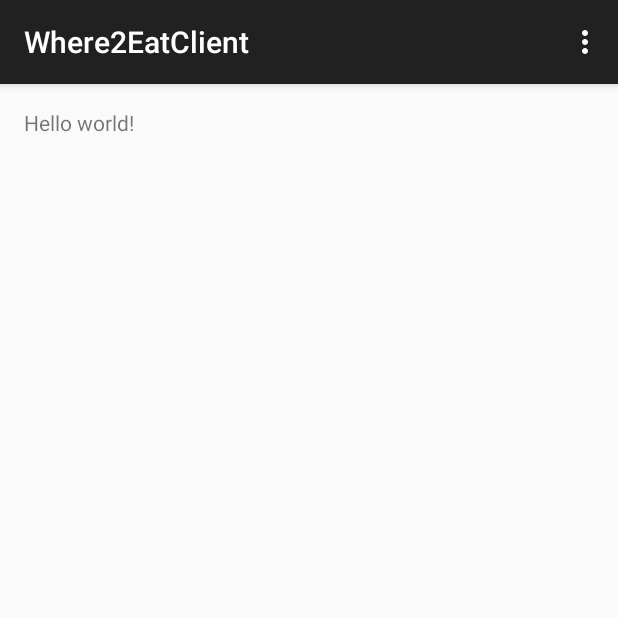
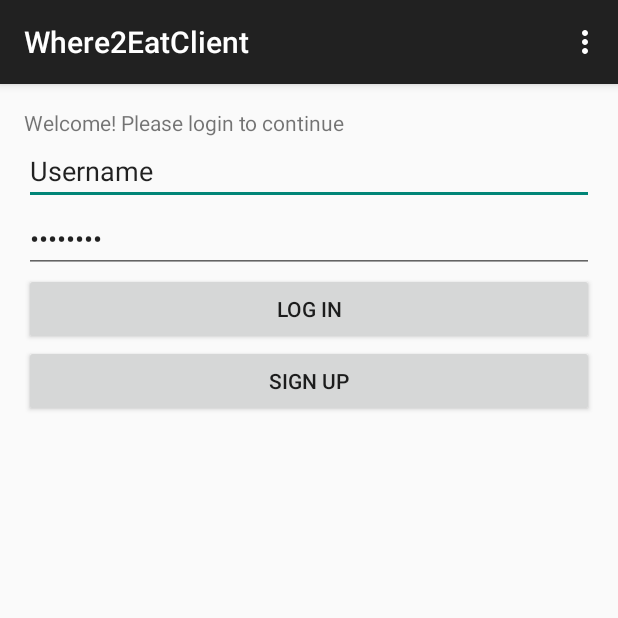
Before and after one commit to Grujah/Where2EatClient, an Android app: the screen it shows after launch (LoginActivity), on a phone screen of 412 x 824 dp, the top half of it. Run offline under Robolectric (Android 15) with nearby library versions, the phone set to English and light mode, and no system bars; 1 statement that could not run was skipped.

Commit message:
login dopola uradje, zajebava nesto

```diff
--- a/app/src/main/AndroidManifest.xml
+++ b/app/src/main/AndroidManifest.xml
@@ -2,6 +2,9 @@
 <manifest xmlns:android="http://schemas.android.com/apk/res/android"
     package="com.example.nn.where2eatclient" >
 
+    <!-- To auto-complete the email text field in the login form with the user's emails -->
+
+    <uses-permission android:name="android.permission.INTERNET" />
     <application
         android:allowBackup="true"
         android:icon="@mipmap/ic_launcher"
@@ -12,7 +15,6 @@
             android:label="@string/app_name" >
             <intent-filter>
                 <action android:name="android.intent.action.MAIN" />
-
                 <category android:name="android.intent.category.LAUNCHER" />
             </intent-filter>
         </activity>
--- a/app/src/main/res/layout/activity_login.xml
+++ b/app/src/main/res/layout/activity_login.xml
@@ -5,7 +5,43 @@
     android:paddingTop="@dimen/activity_vertical_margin"
     android:paddingBottom="@dimen/activity_vertical_margin" tools:context=".LoginActivity">
 
-    <TextView android:text="@string/hello_world" android:layout_width="wrap_content"
-        android:layout_height="wrap_content" />
+    <TextView
+        android:id="@+id/login_text"
+        android:text="@string/login_title"
+        android:layout_width="wrap_content"
+        android:layout_height="wrap_content"
+        />
+    <EditText
+        android:layout_width="match_parent"
+        android:layout_height="wrap_content"
+        android:layout_below="@+id/login_text"
+        android:text="@string/username"
+        android:id="@+id/username_prompt"
+        />
+
+    <EditText
+        android:layout_width="match_parent"
+        android:layout_height="wrap_content"
+        android:layout_below="@+id/username_prompt"
+        android:text="@string/password"
+        android:id="@+id/password_prompt"
+        android:inputType="textPassword"
+        />
+    <Button
+        android:layout_width="match_parent"
+        android:layout_height="wrap_content"
+        android:layout_below="@+id/password_prompt"
+        android:text="@string/login"
+        android:id="@+id/login_button"
+        android:onClick="beginLogin"
+        />
+    <Button
+        android:layout_width="match_parent"
+        android:layout_height="wrap_content"
+        android:layout_below="@+id/login_button"
+        android:text="@string/sign_in"
+        android:id="@+id/signin_button"
+        android:onClick="beginSignIn"
+        />
 
 </RelativeLayout>
--- a/app/src/main/res/values/strings.xml
+++ b/app/src/main/res/values/strings.xml
@@ -3,4 +3,10 @@
 
     <string name="hello_world">Hello world!</string>
     <string name="action_settings">Settings</string>
+    <string name="username">Username</string>
+    <string name="password">Password</string>
+    <string name="login">Log In</string>
+    <string name="login_title">Welcome! Please login to continue</string>
+    <string name="sign_in">Sign Up</string>
+
 </resources>
```
Also changed, not shown: app/src/main/java/com/example/nn/where2eatclient/LoginActivity.java (+93 -0 lines).
